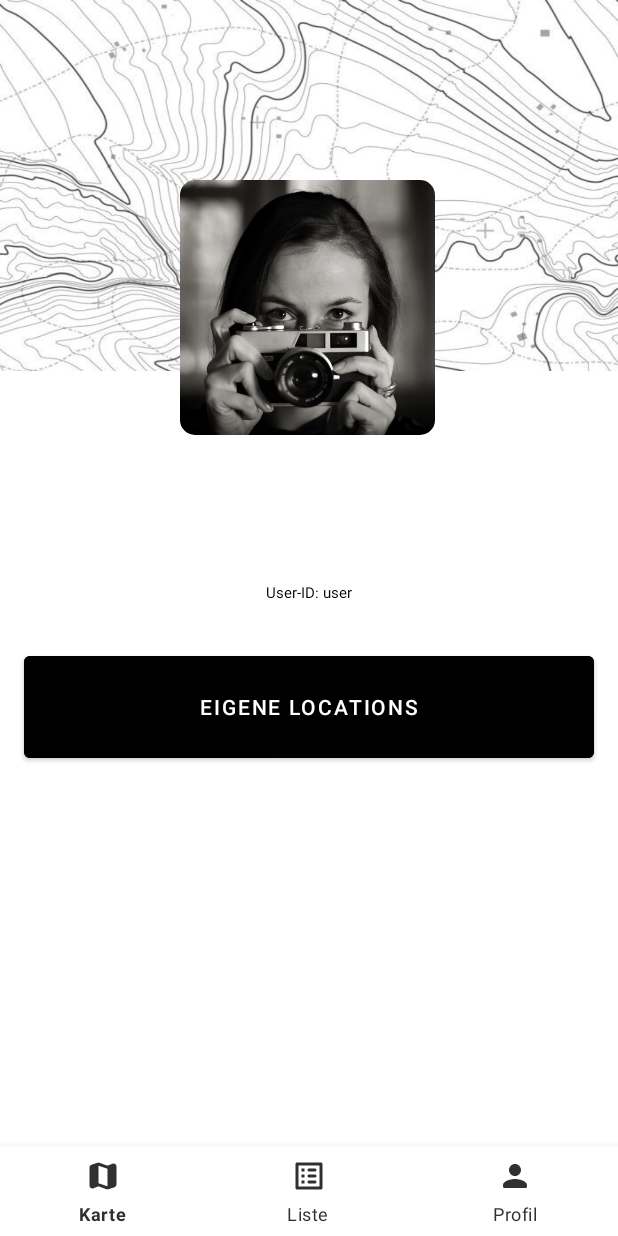
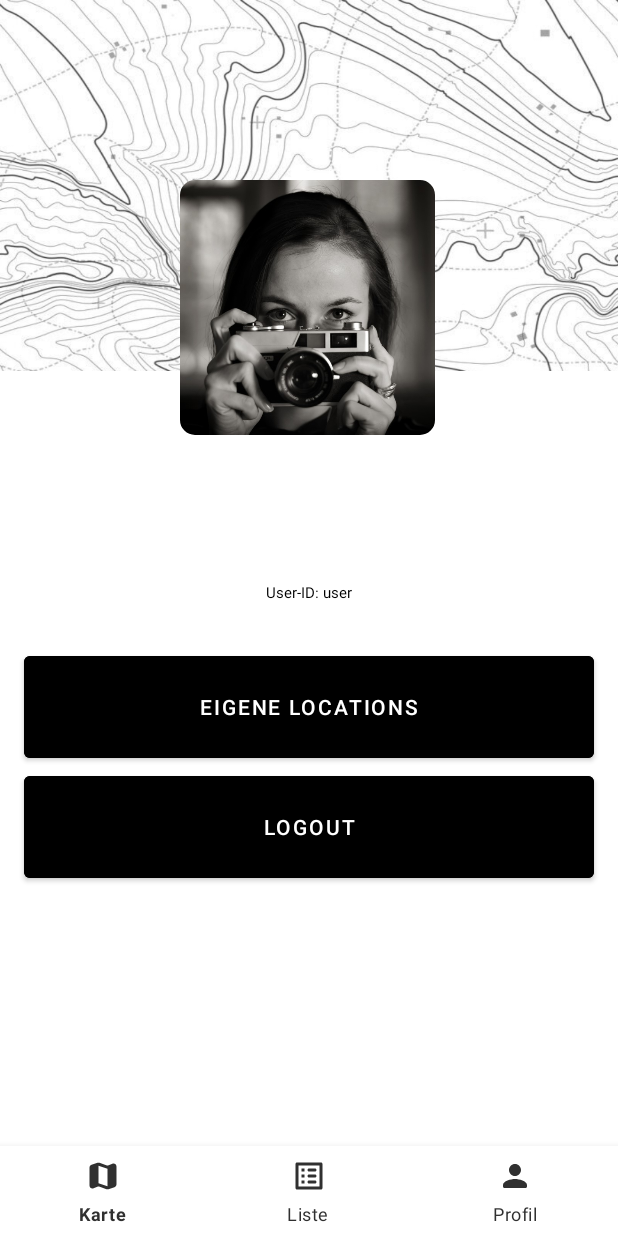
Before and after one commit to SebiPf/Scapp-Scouting-App, an Android app: the fragment ProfileFragment placed in its activity, on a phone screen of 412 x 824 dp. Run offline under Robolectric (Android 15) with nearby library versions, the phone set to English and light mode, and no system bars; our stand-ins replace Firebase (no records; nobody signed in at launch, a user with empty details on screens opened directly).

Commit message:
Added SignOut to ProfilePage

```diff
--- a/app/src/main/java/com/example/scapp_scouting/fragments/ProfileFragment.kt
+++ b/app/src/main/java/com/example/scapp_scouting/fragments/ProfileFragment.kt
@@ -16,7 +16,7 @@ import com.google.firebase.auth.FirebaseAuth
 class ProfileFragment : Fragment() {
 
     //Variablen für die Datenbank
-    lateinit var auth: FirebaseAuth
+    private lateinit var auth: FirebaseAuth
 
     override fun onCreate(savedInstanceState: Bundle?) {
         super.onCreate(savedInstanceState)
@@ -43,6 +43,13 @@ class ProfileFragment : Fragment() {
             }catch (e: Exception){ }
         }
 
+        val btnLogout = view.findViewById<View>(R.id.btnProfileLogout)
+        btnLogout.setOnClickListener {
+            try {
+                auth.signOut()
+            }catch (e: Exception){}
+        }
+
 return view
 }
 
--- a/app/src/main/res/layout/fragment_profile.xml
+++ b/app/src/main/res/layout/fragment_profile.xml
@@ -60,15 +60,15 @@
         app:layout_constraintVertical_bias="0.123" />
 
     <Button
-        android:id="@+id/favorites"
+        android:id="@+id/btnProfileLogout"
         android:layout_width="match_parent"
         android:layout_height="80dp"
         android:layout_marginStart="16dp"
         android:layout_marginEnd="16dp"
         android:backgroundTint="#000000"
-        android:text="Favoriten"
+        android:text="Logout"
         android:textColor="#FFFFFF"
-        android:visibility="invisible"
+        android:visibility="visible"
         app:layout_constraintBottom_toBottomOf="parent"
         app:layout_constraintEnd_toEndOf="parent"
         app:layout_constraintHorizontal_bias="0.0"
```
